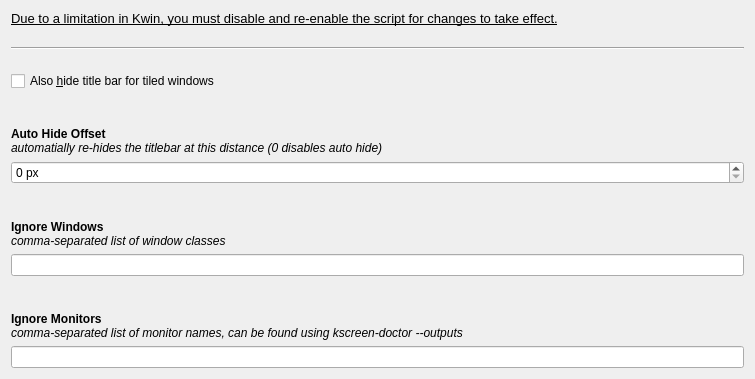
The window that contents/ui/config.ui (fin444/truely-maximized) describes before a commit, drawn with Qt 5.
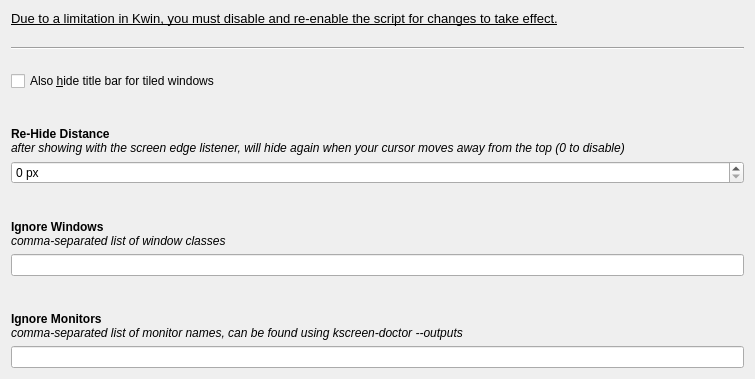
The same window after the commit. Custom widgets are drawn as their Qt base class.

Commit message: make description of autoHideAt more explanatory

What changed in the file:
```diff
--- a/contents/ui/config.ui
+++ b/contents/ui/config.ui
@@ -62,7 +62,7 @@
    <item>
     <widget class="QLabel" name="label_autoHideAt">
      <property name="text">
-      <string>&lt;html&gt;&lt;head/&gt;&lt;body&gt;&lt;p&gt;&lt;span style=&quot; font-weight:700;&quot;&gt;Auto Hide Offset&lt;/span&gt;&lt;br/&gt;&lt;span style=&quot; font-style:italic;&quot;&gt;automatially re-hides the titlebar at this distance (0 disables auto hide)&lt;/span&gt;&lt;/p&gt;&lt;/body&gt;&lt;/html&gt;</string>
+      <string>&lt;html&gt;&lt;head/&gt;&lt;body&gt;&lt;p&gt;&lt;span style=&quot; font-weight:700;&quot;&gt;Re-Hide Distance&lt;/span&gt;&lt;br/&gt;&lt;span style=&quot; font-style:italic;&quot;&gt;after showing with the screen edge listener, will hide again when your cursor moves away from the top (0 to disable)&lt;/span&gt;&lt;/p&gt;&lt;/body&gt;&lt;/html&gt;</string>
      </property>
     </widget>
    </item>
```
